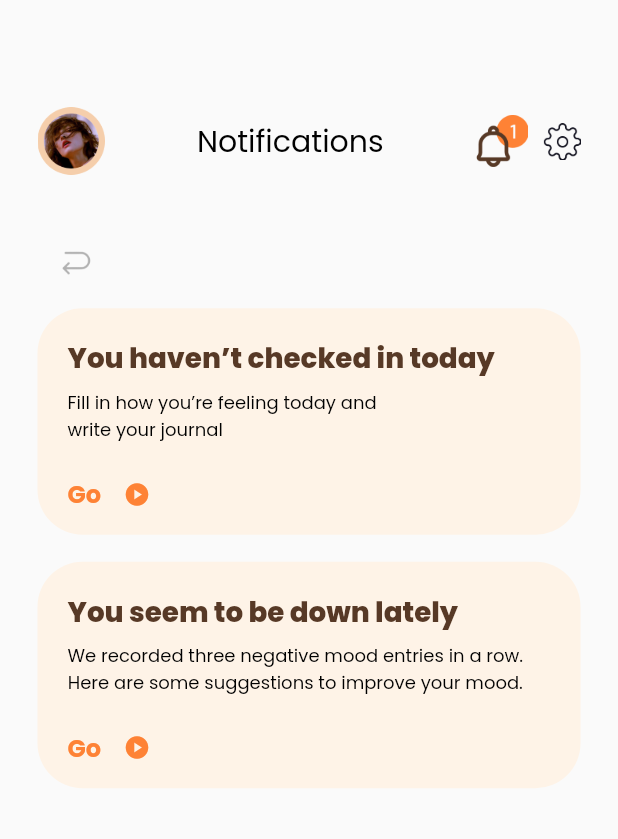
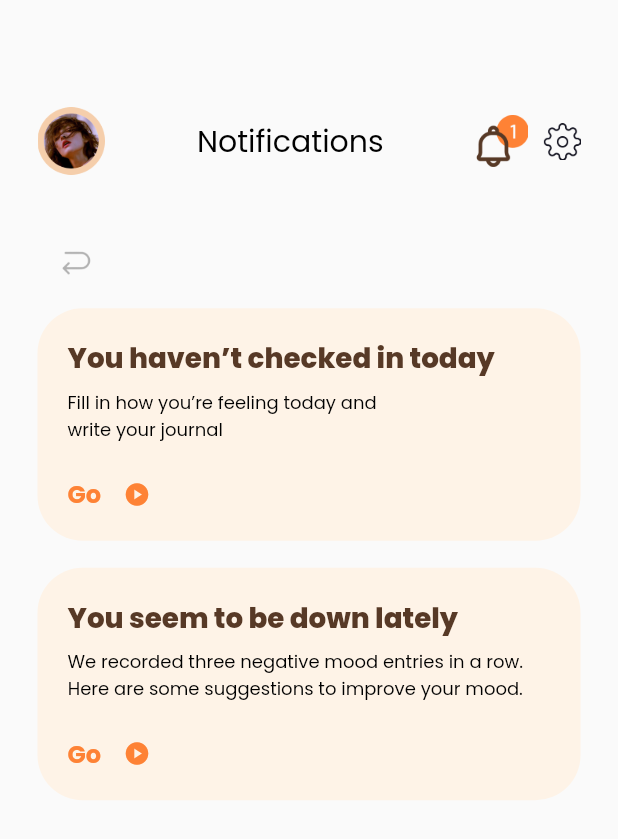
Before and after one commit to ibrahimmm999/Milestone02_K14, a Flutter app: the NotificationsPage screen opened by its route, on a phone screen of 412 x 824 dp. Shown: the top 839 px of the screen. Run offline on Flutter 3.47's test engine with Material 2 defaults, Android fonts, the phone set to English and light mode, and no system bars; our stand-ins replace bloc, cloud_firestore, equatable, firebase_auth, firebase_core, flutter_bloc and 3 more; accounts and stored records are empty.

Commit message:
Minor bug fix

```diff
--- a/src/lib/ui/notifications_page.dart
+++ b/src/lib/ui/notifications_page.dart
@@ -34,7 +34,7 @@ class NotificationsPage extends StatelessWidget {
 
     Widget content1() {
       return Container(
-        height: 151,
+        height: 155,
         width: double.infinity,
         margin: EdgeInsets.only(right: 25, left: 25, top: 18),
         padding: EdgeInsets.only(top: 20, left: 20),
@@ -84,7 +84,7 @@ class NotificationsPage extends StatelessWidget {
 
     Widget content2() {
       return Container(
-        height: 151,
+        height: 155,
         width: double.infinity,
         margin: EdgeInsets.only(right: 25, left: 25, top: 18),
         padding: EdgeInsets.only(top: 20, left: 20),
```
